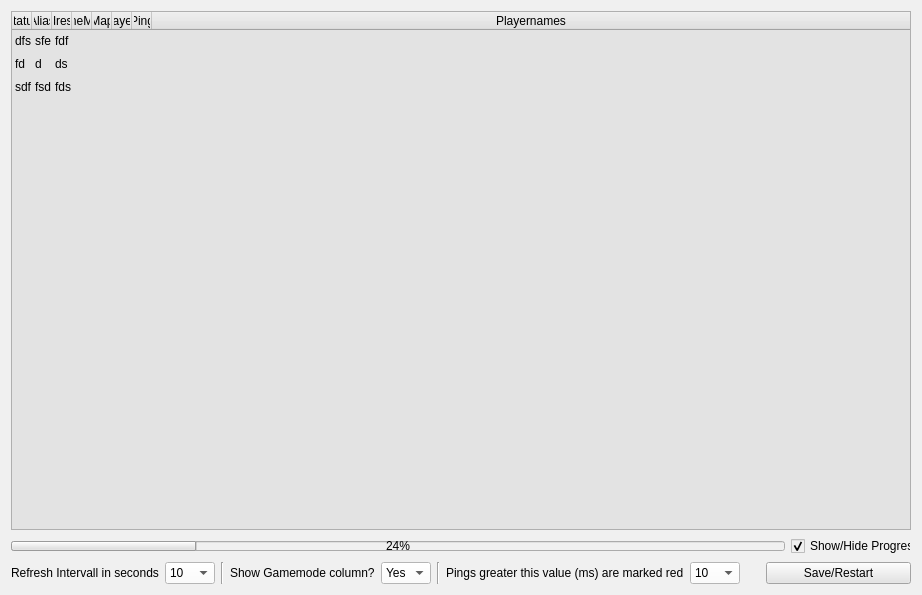
Qt form source_files/isrt_monitor.ui (olli-e/ISRT) before a commit.
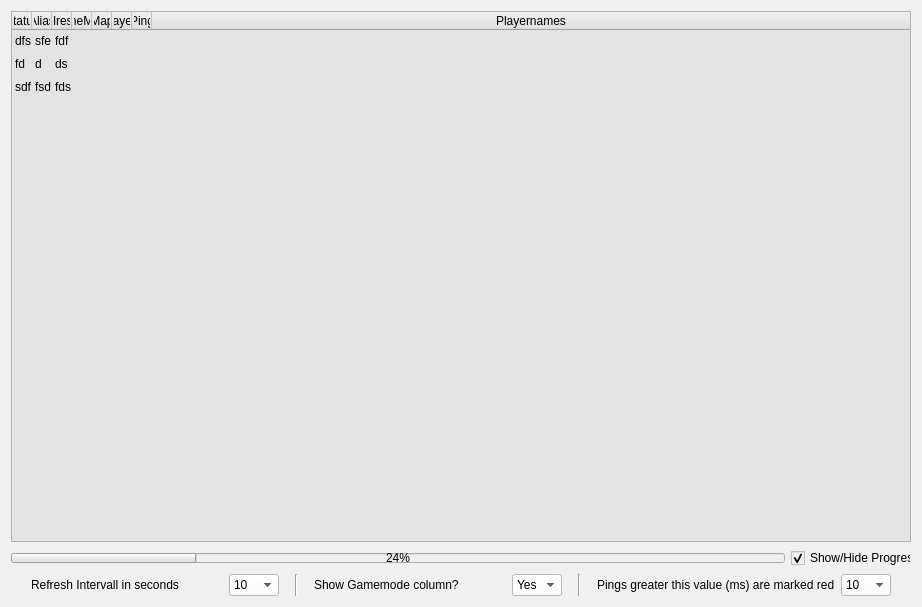
The same form after that commit. Icons and pictures are not drawn.

Commit message: Monitor v1.1 update conf part plus bugfix Highping

Diff of the .ui file:
```diff
--- a/source_files/isrt_monitor.ui
+++ b/source_files/isrt_monitor.ui
@@ -7,7 +7,7 @@
     <x>0</x>
     <y>0</y>
     <width>920</width>
-    <height>595</height>
+    <height>607</height>
    </rect>
   </property>
   <property name="windowTitle">
@@ -274,6 +274,22 @@
      </item>
      <item>
       <layout class="QHBoxLayout" name="horizontalLayout_2">
+       <item>
+        <spacer name="horizontalSpacer_2">
+         <property name="orientation">
+          <enum>Qt::Horizontal</enum>
+         </property>
+         <property name="sizeType">
+          <enum>QSizePolicy::Fixed</enum>
+         </property>
+         <property name="sizeHint" stdset="0">
+          <size>
+           <width>20</width>
+           <height>20</height>
+          </size>
+         </property>
+        </spacer>
+       </item>
        <item>
         <widget class="QLabel" name="label_19">
          <property name="text">
@@ -366,6 +382,22 @@
          </item>
         </widget>
        </item>
+       <item>
+        <spacer name="horizontalSpacer_3">
+         <property name="orientation">
+          <enum>Qt::Horizontal</enum>
+         </property>
+         <property name="sizeType">
+          <enum>QSizePolicy::Fixed</enum>
+         </property>
+         <property name="sizeHint" stdset="0">
+          <size>
+           <width>10</width>
+           <height>20</height>
+          </size>
+         </property>
+        </spacer>
+       </item>
        <item>
         <widget class="Line" name="line">
          <property name="orientation">
@@ -373,6 +405,22 @@
          </property>
         </widget>
        </item>
+       <item>
+        <spacer name="horizontalSpacer_4">
+         <property name="orientation">
+          <enum>Qt::Horizontal</enum>
+         </property>
+         <property name="sizeType">
+          <enum>QSizePolicy::Fixed</enum>
+         </property>
+         <property name="sizeHint" stdset="0">
+          <size>
+           <width>10</width>
+           <height>20</height>
+          </size>
+         </property>
+        </spacer>
+       </item>
        <item>
         <widget class="QLabel" name="label_20">
          <property name="text">
@@ -410,6 +458,22 @@
          </item>
         </widget>
        </item>
+       <item>
+        <spacer name="horizontalSpacer_5">
+         <property name="orientation">
+          <enum>Qt::Horizontal</enum>
+         </property>
+         <property name="sizeType">
+          <enum>QSizePolicy::Fixed</enum>
+         </property>
+         <property name="sizeHint" stdset="0">
+          <size>
+           <width>10</width>
+           <height>20</height>
+          </size>
+         </property>
+        </spacer>
+       </item>
        <item>
         <widget class="Line" name="line_2">
          <property name="orientation">
@@ -417,6 +481,22 @@
          </property>
         </widget>
        </item>
+       <item>
+        <spacer name="horizontalSpacer_6">
+         <property name="orientation">
+          <enum>Qt::Horizontal</enum>
+         </property>
+         <property name="sizeType">
+          <enum>QSizePolicy::Fixed</enum>
+         </property>
+         <property name="sizeHint" stdset="0">
+          <size>
+           <width>10</width>
+           <height>20</height>
+          </size>
+         </property>
+        </spacer>
+       </item>
        <item>
         <widget class="QLabel" name="label_21">
          <property name="minimumSize">
@@ -546,17 +626,6 @@
          </property>
         </spacer>
        </item>
-       <item>
-        <widget class="QPushButton" name="btn_mon_save_restart">
-         <property name="styleSheet">
-          <string notr="true">background-color:rgb(228, 228, 228)
-</string>
-         </property>
-         <property name="text">
-          <string>Save/Restart</string>
-         </property>
-        </widget>
-       </item>
       </layout>
      </item>
     </layout>
```
The commit also changes 15 other files.
